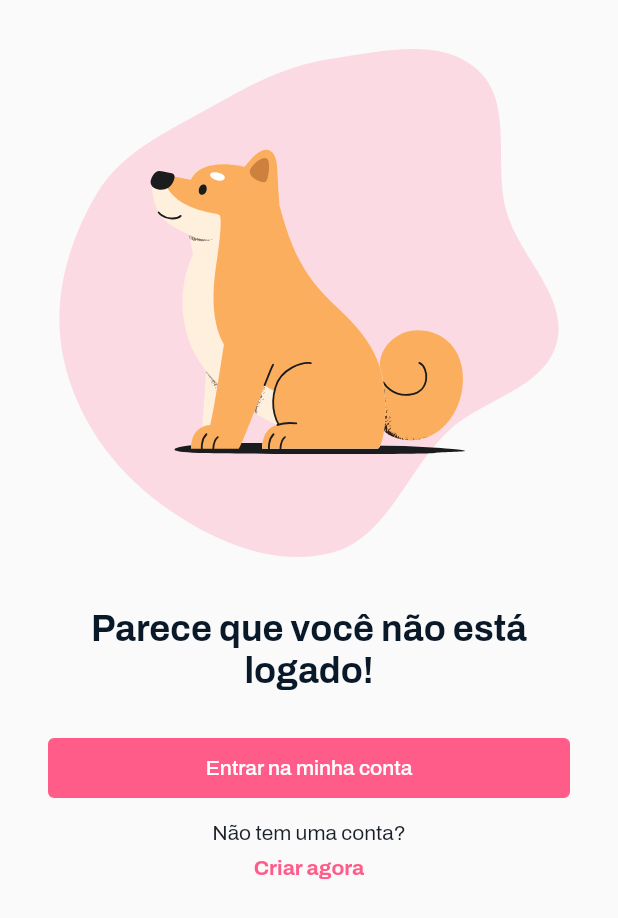
After one commit to vitorpedeo/me_adota, a Flutter app: the NotLoggedPage screen opened directly, on a phone screen of 412 x 824 dp. The commit adds this screen. Shown: the top 918 px of the screen. Run offline on Flutter 3.47's test engine with Material 2 defaults, Android fonts, the phone set to English and light mode, and no system bars; our stand-ins replace bloc, cached_network_image, dartz, dio, dropdown_search, equatable and 8 more; accounts and stored records are empty.

Commit message:
♻️ refactor: account pages folder structure

```diff
--- /dev/null
+++ b/lib/features/account/presentation/pages/account_page/not_logged_page/not_logged_page.dart
@@ -0,0 +1,85 @@
+import 'package:flutter/material.dart';
+import 'package:flutter_svg/svg.dart';
+import 'package:go_router/go_router.dart';
+import 'package:me_adota/config/routes/app_router.dart';
+import 'package:me_adota/config/theme/app_svgs.dart';
+import 'package:me_adota/config/theme/app_theme.dart';
+import 'package:me_adota/features/global/presentation/widgets/primitives/app_button.dart';
+
+class NotLoggedPage extends StatelessWidget {
+  const NotLoggedPage({super.key});
+
+  @override
+  Widget build(BuildContext context) {
+    return Scaffold(
+      backgroundColor: AppTheme.background,
+      body: SafeArea(
+        child: Container(
+          padding: const EdgeInsets.only(
+            top: 32,
+            right: 32,
+            left: 32,
+          ),
+          width: double.infinity,
+          height: double.infinity,
+          child: SingleChildScrollView(
+            child: Column(
+              children: [
+                SvgPicture.asset(
+                  AppSvgs.dog3,
+                  height: 340,
+                ),
+                const SizedBox(
+                  height: 32,
+                ),
+                Text(
+                  'Parece que você não está logado!',
+                  style: AppTheme.headlineBold.copyWith(
+                    color: AppTheme.headText,
+                  ),
+                  textAlign: TextAlign.center,
+                ),
+                const SizedBox(
+                  height: 32,
+                ),
+                Column(
+                  children: [
+                    AppButton(
+                      text: 'Entrar na minha conta',
+                      onPressed: () {
+                        context.goNamed(AppRoutes.login.name);
+                      },
+                    ),
+                    const SizedBox(
+                      height: 16,
+                    ),
+                    Text(
+                      'Não tem uma conta?',
+                      style: AppTheme.bodySecondaryRegular.copyWith(
+                        color: AppTheme.bodyText,
+                      ),
+                    ),
+                    const SizedBox(
+                      height: 8,
+                    ),
+                    GestureDetector(
+                      onTap: () {
+                        context.goNamed(AppRoutes.createAccount.name);
+                      },
+                      child: Text(
+                        'Criar agora',
+                        style: AppTheme.bodySecondaryBold.copyWith(
+                          color: AppTheme.pink,
+                        ),
+                      ),
+                    ),
+                  ],
+                )
+              ],
+            ),
+          ),
+        ),
+      ),
+    );
+  }
+}
```
Also changed, not shown: lib/config/routes/app_router.dart (+6 -6 lines), lib/features/account/presentation/pages/account_page/account_page.dart (added, +32 -0 lines), lib/features/account/presentation/pages/account_page/logged_page/logged_page.dart (renamed from lib/features/account/presentation/pages/account_page.dart, +2 -104 lines), lib/features/account/presentation/pages/create_account_page/create_account_page.dart (renamed from lib/features/account/presentation/pages/create_account_page.dart), lib/features/account/presentation/pages/create_account_page/create_account_success_page.dart (renamed from lib/features/account/presentation/pages/create_account_success_page.dart), lib/features/account/presentation/pages/forget_password_page/forgot_password_page.dart (renamed from lib/features/account/presentation/pages/forgot_password_page.dart), lib/features/account/presentation/pages/forget_password_page/recover_password_page.dart (renamed from lib/features/account/presentation/pages/recover_password_page.dart), lib/features/account/presentation/pages/forget_password_page/recover_password_success_page.dart (renamed from lib/features/account/presentation/pages/recover_password_success_page.dart).
